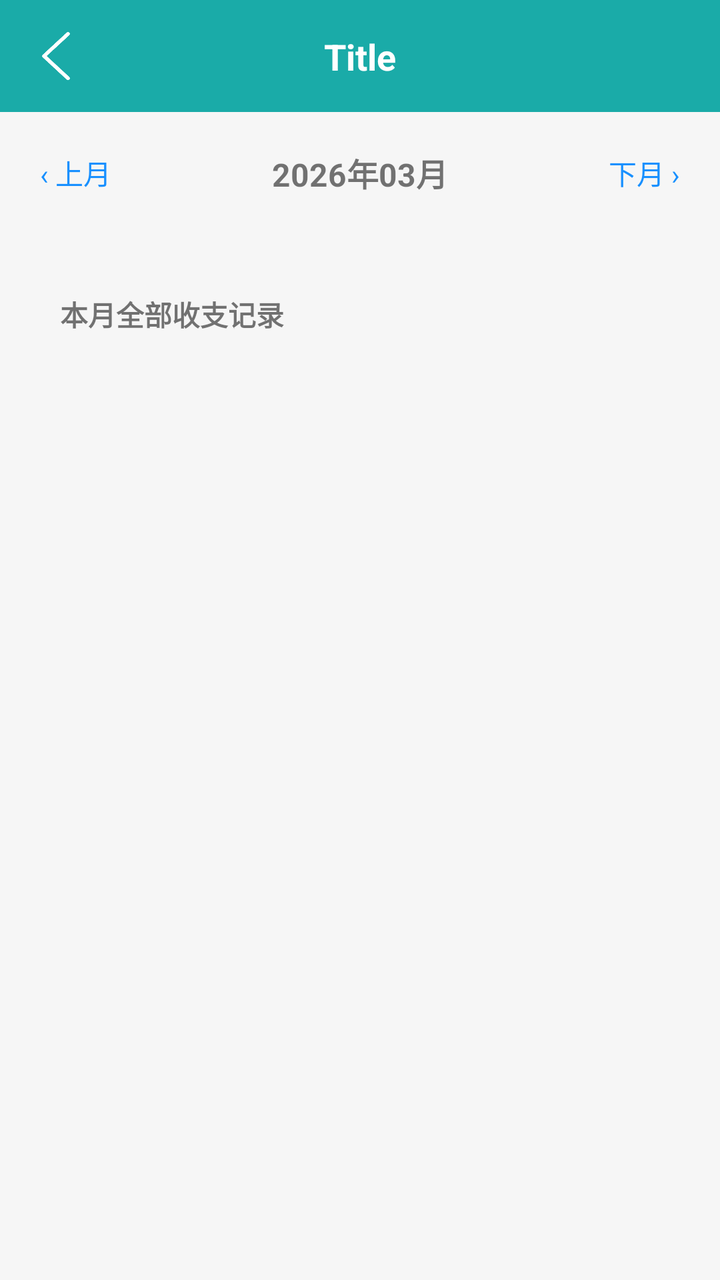
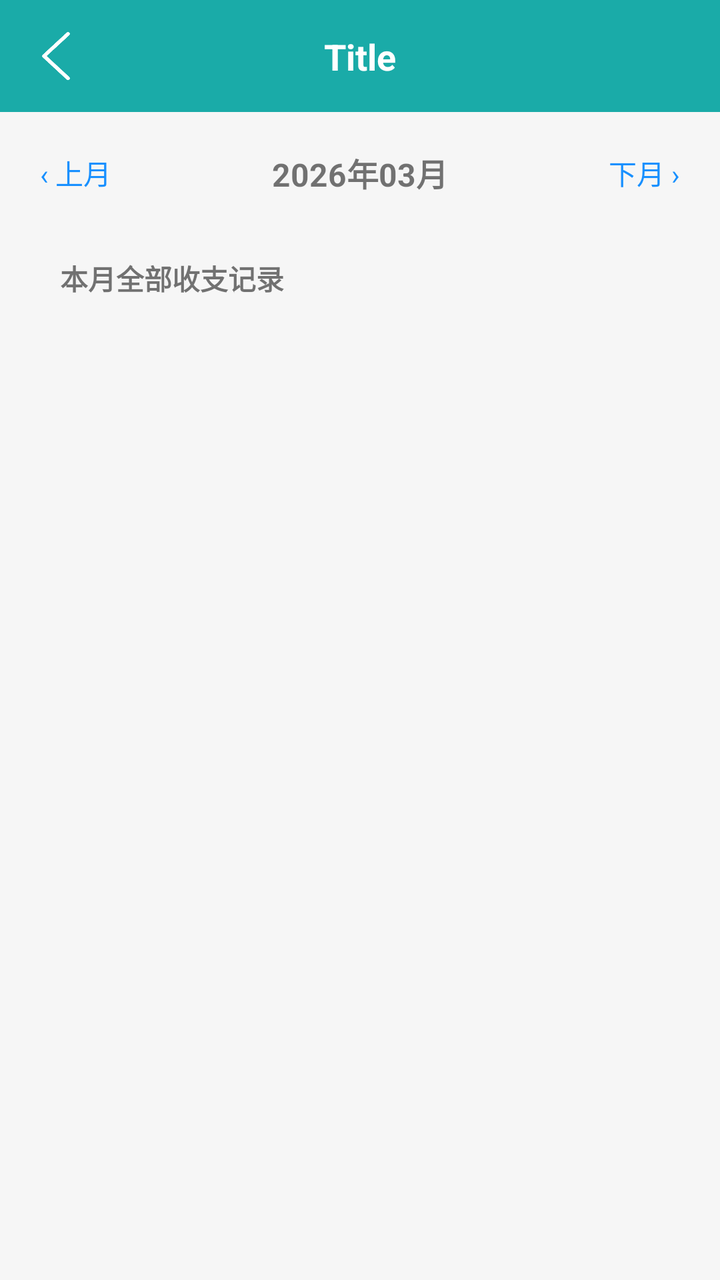

An Android layout rendered at two revisions. The XML below is the earlier revision; the diff shows what the commit changed to produce the second picture.
<!-- AndroidManifest.xml: application theme Theme.Note -->
<!-- res/layout/fragment_bill_all_record.xml -->
<?xml version="1.0" encoding="utf-8"?>
<layout xmlns:android="http://schemas.android.com/apk/res/android">

    <LinearLayout
        android:layout_width="match_parent"
        android:layout_height="match_parent"
        android:orientation="vertical"
        android:background="@color/main_grey_bg">

        <include
            android:id="@+id/includeToolbar"
            layout="@layout/item_toolbar" />

        
        <LinearLayout
            android:layout_width="match_parent"
            android:layout_height="wrap_content"
            android:orientation="horizontal"
            android:padding="12dp"
            android:gravity="center_vertical">

            <TextView
                android:id="@+id/tvPrevMonth"
                android:layout_width="wrap_content"
                android:layout_height="wrap_content"
                android:text="‹ 上月"
                android:textColor="#1890FF"
                android:textSize="14sp"
                android:padding="8dp" />

            <TextView
                android:id="@+id/tvCurrentMonth"
                android:layout_width="0dp"
                android:layout_height="wrap_content"
                android:layout_weight="1"
                android:gravity="center"
                android:text="2026年03月"
                android:textSize="16sp"
                android:textStyle="bold" />

            <TextView
                android:id="@+id/tvNextMonth"
                android:layout_width="wrap_content"
                android:layout_height="wrap_content"
                android:text="下月 ›"
                android:textColor="#1890FF"
                android:textSize="14sp"
                android:padding="8dp" />
        </LinearLayout>

        
        <LinearLayout
            android:layout_width="match_parent"
            android:layout_height="0dp"
            android:layout_weight="1"
            android:layout_margin="18dp"
            android:orientation="vertical"
            android:padding="12dp">

            <TextView
                android:layout_width="wrap_content"
                android:layout_height="wrap_content"
                android:text="本月全部收支记录"
                android:textSize="14sp"
                android:textStyle="bold" />

            <FrameLayout
                android:layout_width="match_parent"
                android:layout_height="0dp"
                android:layout_weight="1"
                android:layout_marginTop="8dp">

                <androidx.recyclerview.widget.RecyclerView
                    android:id="@+id/rvAll"
                    android:layout_width="match_parent"
                    android:layout_height="match_parent"
                    android:scrollbars="vertical" />

                <TextView
                    android:id="@+id/tvEmptyAll"
                    android:layout_width="wrap_content"
                    android:layout_height="wrap_content"
                    android:layout_gravity="center"
                    android:text="该月份暂无收支记录"
                    android:textColor="#999999"
                    android:textSize="14sp"
                    android:visibility="gone" />
            </FrameLayout>
        </LinearLayout>

    </LinearLayout>
</layout>
<!-- res/layout/item_toolbar.xml (included above) -->
<?xml version="1.0" encoding="utf-8"?>
<LinearLayout
    xmlns:android="http://schemas.android.com/apk/res/android"
    xmlns:app="http://schemas.android.com/apk/res-auto"
    android:layout_width="match_parent"
    android:layout_height="wrap_content"
    android:orientation="vertical"
    android:background="?attr/colorPrimary">

    
    <View
        android:id="@+id/statusBarSpacer"
        android:layout_width="match_parent"
        android:layout_height="0dp" />

    
    <androidx.constraintlayout.widget.ConstraintLayout
        android:layout_width="match_parent"
        android:layout_height="56dp"
        android:background="@color/main_color">

        <ImageView
            android:id="@+id/ivBack"
            android:layout_width="40dp"
            android:layout_height="40dp"
            android:layout_marginStart="8dp"
            android:padding="8dp"
            android:src="@drawable/ic_back"
            app:layout_constraintBottom_toBottomOf="parent"
            app:layout_constraintStart_toStartOf="parent"
            app:layout_constraintTop_toTopOf="parent"/>

        <TextView
            android:id="@+id/tvTitle"
            android:layout_width="0dp"
            android:layout_height="wrap_content"
            android:ellipsize="end"
            android:gravity="center"
            android:maxLines="1"
            android:text="Title"
            android:textColor="@android:color/white"
            android:textSize="18sp"
            android:textStyle="bold"
            android:layout_marginStart="56dp"
            android:layout_marginEnd="56dp"
            app:layout_constraintBottom_toBottomOf="@id/ivBack"
            app:layout_constraintEnd_toEndOf="parent"
            app:layout_constraintStart_toStartOf="parent"
            app:layout_constraintTop_toTopOf="@id/ivBack"/>
    </androidx.constraintlayout.widget.ConstraintLayout>

</LinearLayout>
<!-- resources referenced by this layout -->
<resources>
  <color name="main_color">#1AABA8</color>
  <color name="main_grey_bg">#f6f6f6</color>
  <!-- drawable ic_back: png bitmap (drawable, 2843 bytes) -->
  <style name="Theme.Note" parent="Theme.AppCompat.Light.NoActionBar" />
</resources>

<!-- the commit's change to res/layout/fragment_bill_all_record.xml (unified diff, before → after) -->
@@ -53,7 +53,7 @@
             android:layout_width="match_parent"
             android:layout_height="0dp"
             android:layout_weight="1"
-            android:layout_margin="18dp"
+            android:layout_marginHorizontal="18dp"
             android:orientation="vertical"
             android:padding="12dp">
 
